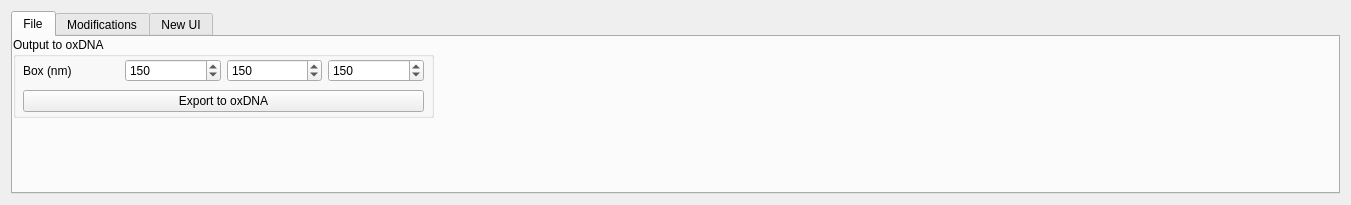
Old version of the form AdenitaCoreSE/form/SEAdenitaCoreSEAppGUI.ui in the repository edellano/Adenita-SAMSON-Edition.
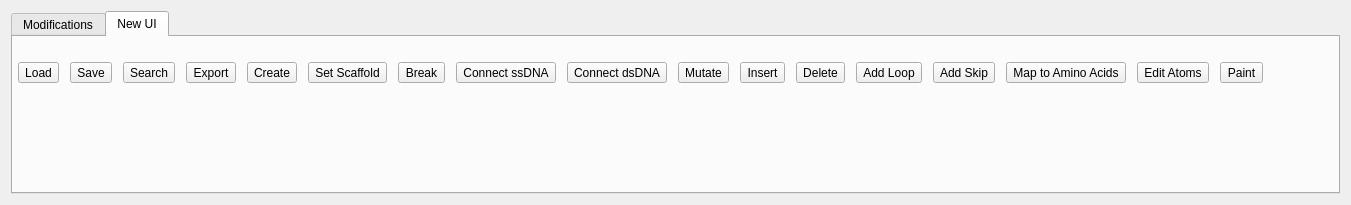
New version of the form.

Commit message: Adding export form for new GUI

What changed in the file:
```diff
--- a/AdenitaCoreSE/form/SEAdenitaCoreSEAppGUI.ui
+++ b/AdenitaCoreSE/form/SEAdenitaCoreSEAppGUI.ui
@@ -25,82 +25,8 @@
      <item>
       <widget class="QTabWidget" name="tabWidget">
        <property name="currentIndex">
-        <number>0</number>
+        <number>1</number>
        </property>
-       <widget class="QWidget" name="tab">
-        <attribute name="title">
-         <string>File</string>
-        </attribute>
-        <widget class="QGroupBox" name="groupBox_3">
-         <property name="geometry">
-          <rect>
-           <x>0</x>
-           <y>0</y>
-           <width>421</width>
-           <height>81</height>
-          </rect>
-         </property>
-         <property name="title">
-          <string>Output to oxDNA</string>
-         </property>
-         <widget class="QWidget" name="gridLayoutWidget_2">
-          <property name="geometry">
-           <rect>
-            <x>10</x>
-            <y>20</y>
-            <width>401</width>
-            <height>59</height>
-           </rect>
-          </property>
-          <layout class="QGridLayout" name="gridLayout_2">
-           <item row="0" column="0">
-            <widget class="QLabel" name="label_2">
-             <property name="text">
-              <string>Box (nm)</string>
-             </property>
-            </widget>
-           </item>
-           <item row="0" column="3">
-            <widget class="QSpinBox" name="spnBoxSizeZ">
-             <property name="maximum">
-              <number>1000</number>
-             </property>
-             <property name="value">
-              <number>150</number>
-             </property>
-            </widget>
-           </item>
-           <item row="0" column="1">
-            <widget class="QSpinBox" name="spnBoxSizeX">
-             <property name="maximum">
-              <number>1000</number>
-             </property>
-             <property name="value">
-              <number>150</number>
-             </property>
-            </widget>
-           </item>
-           <item row="0" column="2">
-            <widget class="QSpinBox" name="spnBoxSizeY">
-             <property name="maximum">
-              <number>1000</number>
-             </property>
-             <property name="value">
-              <number>150</number>
-             </property>
-            </widget>
-           </item>
-           <item row="1" column="0" colspan="4">
-            <widget class="QPushButton" name="btnExportToOxDNA">
-             <property name="text">
-              <string>Export to oxDNA</string>
-             </property>
-            </widget>
-           </item>
-          </layout>
-         </widget>
-        </widget>
-       </widget>
        <widget class="QWidget" name="tab_2">
         <attribute name="title">
          <string>Modifications</string>
@@ -228,7 +154,7 @@
           <item>
            <widget class="QToolButton" name="btnExport">
             <property name="text">
-             <string>Export Seq</string>
+             <string>Export</string>
             </property>
             <property name="iconSize">
              <size>
```
Left out of the diff: 46 changed lines with no effect on the pictures. The commit also changes 2 other files.
